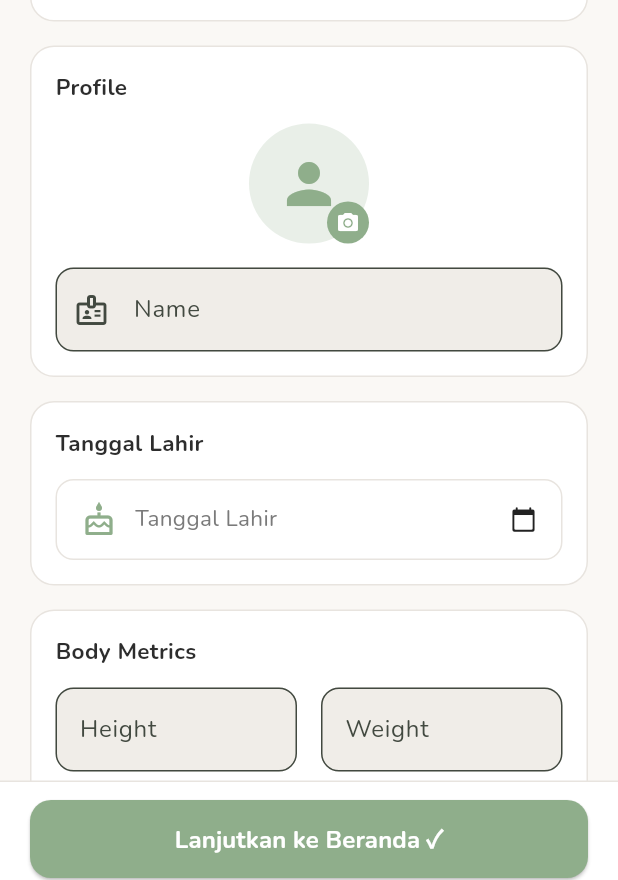
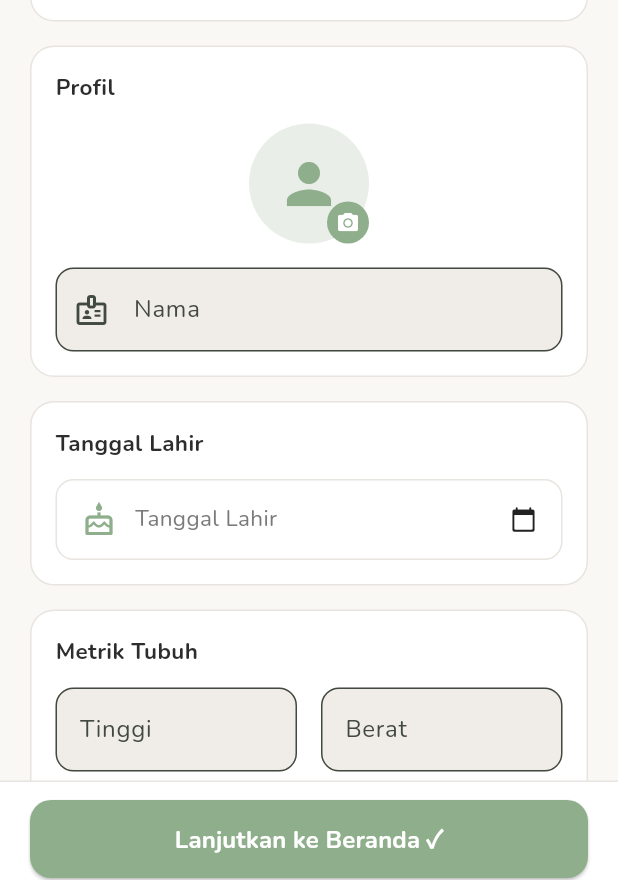
Before and after one commit to meryzennn/rewire, a Flutter app: the InitialSetupScreen screen opened by its route, after a tap on "Indonesia", on a phone screen of 412 x 824 dp. Shown: the part 340-1220 px from the top of the screen. Run offline on Flutter 3.47's test engine with Material 3 defaults, Android fonts, the phone set to English and light mode, and no system bars; our stand-ins replace audioplayers, fl_chart, flutter_local_notifications, go_router, image_picker, shared_preferences and 3 more; accounts and stored records are empty.

Commit message:
fix(setup): localize body metrics, height, weight, name, and profile labels with live reactivity

```diff
--- a/lib/l10n/app_en.arb
+++ b/lib/l10n/app_en.arb
@@ -318,5 +318,8 @@
       "current": { "type": "int" },
       "total": { "type": "int" }
     }
-  }
+  },
+  "nameLabel": "Name",
+  "bodyMetricsTitle": "Body Metrics",
+  "profileSectionTitle": "Profile"
 }
--- a/lib/l10n/app_es.arb
+++ b/lib/l10n/app_es.arb
@@ -227,5 +227,8 @@
   "onboardingLevelUpDesc": "Las actividades positivas te dan XP. Con tu progreso, tu cerebro evoluciona a través de cinco etapas.",
   "onboardingRemindersTitle": "Configura Recordatorios Diarios",
   "onboardingRemindersDesc": "Elige la hora de tu check-in diario. Los recordatorios de meditación y ejercicio se pueden configurar más tarde.",
-  "onboardingStepSemantics": "Página {current} de {total}"
+  "onboardingStepSemantics": "Página {current} de {total}",
+  "nameLabel": "Nombre",
+  "bodyMetricsTitle": "Métricas Corporales",
+  "profileSectionTitle": "Perfil"
 }
--- a/lib/l10n/app_id.arb
+++ b/lib/l10n/app_id.arb
@@ -227,5 +227,8 @@
   "onboardingLevelUpDesc": "Aktivitas positif memberimu XP. Seiring progres, otakmu berkembang melalui lima tahap.",
   "onboardingRemindersTitle": "Atur Pengingat Harian",
   "onboardingRemindersDesc": "Pilih waktu pengingat check-in. Pengingat meditasi dan olahraga juga bisa diatur nanti.",
-  "onboardingStepSemantics": "Halaman {current} dari {total}"
+  "onboardingStepSemantics": "Halaman {current} dari {total}",
+  "nameLabel": "Nama",
+  "bodyMetricsTitle": "Metrik Tubuh",
+  "profileSectionTitle": "Profil"
 }
--- a/lib/l10n/app_ja.arb
+++ b/lib/l10n/app_ja.arb
@@ -227,5 +227,8 @@
   "onboardingLevelUpDesc": "ポジティブな活動でXPを獲得。進捗に応じて、あなたの脳は5つのステージを通じて進化します。",
   "onboardingRemindersTitle": "毎日のリマインダーを設定",
   "onboardingRemindersDesc": "毎日のチェックイン時間を選択。瞑想や運動のリマインダーも後から設定できます。",
-  "onboardingStepSemantics": "ページ {current} / {total}"
+  "onboardingStepSemantics": "ページ {current} / {total}",
+  "nameLabel": "名前",
+  "bodyMetricsTitle": "身体データ",
+  "profileSectionTitle": "プロフィール"
 }
--- a/lib/l10n/app_localizations.dart
+++ b/lib/l10n/app_localizations.dart
@@ -1463,6 +1463,24 @@ abstract class AppLocalizations {
   /// In en, this message translates to:
   /// **'Page {current} of {total}'**
   String onboardingStepSemantics(int current, int total);
+
+  /// No description provided for @nameLabel.
+  ///
+  /// In en, this message translates to:
+  /// **'Name'**
+  String get nameLabel;
+
+  /// No description provided for @bodyMetricsTitle.
+  ///
+  /// In en, this message translates to:
+  /// **'Body Metrics'**
+  String get bodyMetricsTitle;
+
+  /// No description provided for @profileSectionTitle.
+  ///
+  /// In en, this message translates to:
+  /// **'Profile'**
+  String get profileSectionTitle;
 }
 
 class _AppLocalizationsDelegate
--- a/lib/l10n/app_localizations_id.dart
+++ b/lib/l10n/app_localizations_id.dart
@@ -740,4 +740,13 @@ class AppLocalizationsId extends AppLocalizations {
   String onboardingStepSemantics(int current, int total) {
     return 'Halaman $current dari $total';
   }
+
+  @override
+  String get nameLabel => 'Nama';
+
+  @override
+  String get bodyMetricsTitle => 'Metrik Tubuh';
+
+  @override
+  String get profileSectionTitle => 'Profil';
 }
--- a/lib/screens/onboarding/initial_setup_screen.dart
+++ b/lib/screens/onboarding/initial_setup_screen.dart
@@ -45,6 +45,7 @@ class _InitialSetupScreenState extends State<InitialSetupScreen> {
   @override
   void initState() {
     super.initState();
+    _prefs.addListener(_onPrefsChanged);
     _nameController = TextEditingController(text: _prefs.userName.isNotEmpty ? _prefs.userName : '');
     _heightController = TextEditingController(
       text: _prefs.userHeight != null ? _prefs.userHeight!.toStringAsFixed(0) : '',
@@ -62,12 +63,17 @@ class _InitialSetupScreenState extends State<InitialSetupScreen> {
 
   @override
   void dispose() {
+    _prefs.removeListener(_onPrefsChanged);
     _heightController.removeListener(_onMetricsChanged);
     _weightController.removeListener(_onMetricsChanged);
     _nameController.dispose();
     _heightController.dispose();
     _weightController.dispose();
     super.dispose();
+  }
+
+  void _onPrefsChanged() {
+    if (mounted) setState(() {});
   }
 
   void _onMetricsChanged() {
@@ -231,7 +237,7 @@ class _InitialSetupScreenState extends State<InitialSetupScreen> {
 
                   // 2. Identity Card (PFP + Name)
                   _buildSectionCard(
-                    title: 'Profile',
+                    title: l10n.profileSectionTitle,
                     surfaceColor: surfaceColor,
                     borderColor: cardBorder,
                     child: Column(
@@ -276,7 +282,7 @@ class _InitialSetupScreenState extends State<InitialSetupScreen> {
                           key: const Key('setup-name-input'),
                           controller: _nameController,
                           decoration: InputDecoration(
-                            labelText: 'Name',
+                            labelText: l10n.nameLabel,
                             hintText: 'Anon',
                             prefixIcon: const Icon(Icons.badge_outlined),
                             border: OutlineInputBorder(
@@ -330,7 +336,7 @@ class _InitialSetupScreenState extends State<InitialSetupScreen> {
 
                   // 4. Body Metrics Card (Height, Weight, Live BMI)
                   _buildSectionCard(
-                    title: 'Body Metrics',
+                    title: l10n.bodyMetricsTitle,
                     surfaceColor: surfaceColor,
                     borderColor: cardBorder,
                     child: Column(
@@ -344,7 +350,7 @@ class _InitialSetupScreenState extends State<InitialSetupScreen> {
                                 controller: _heightController,
                                 keyboardType: TextInputType.number,
                                 decoration: InputDecoration(
-                                  labelText: 'Height',
+                                  labelText: l10n.heightLabel,
                                   suffixText: 'cm',
                                   border: OutlineInputBorder(
                                     borderRadius: BorderRadius.circular(12),
@@ -359,7 +365,7 @@ class _InitialSetupScreenState extends State<InitialSetupScreen> {
                                 controller: _weightController,
                                 keyboardType: TextInputType.number,
                                 decoration: InputDecoration(
-                                  labelText: 'Weight',
+                                  labelText: l10n.weightLabel,
                                   suffixText: 'kg',
                                   border: OutlineInputBorder(
                                     borderRadius: BorderRadius.circular(12),
@@ -505,6 +511,7 @@ class _InitialSetupScreenState extends State<InitialSetupScreen> {
           selected: isSelected,
           onSelected: (_) async {
             await _prefs.setLanguage(lang.$1);
+            if (mounted) setState(() {});
           },
           selectedColor: primary.withValues(alpha: 0.25),
         );
```
Also changed, not shown: lib/l10n/app_localizations_en.dart (+9 -0 lines), lib/l10n/app_localizations_es.dart (+9 -0 lines), lib/l10n/app_localizations_ja.dart (+9 -0 lines), 1 other file.
